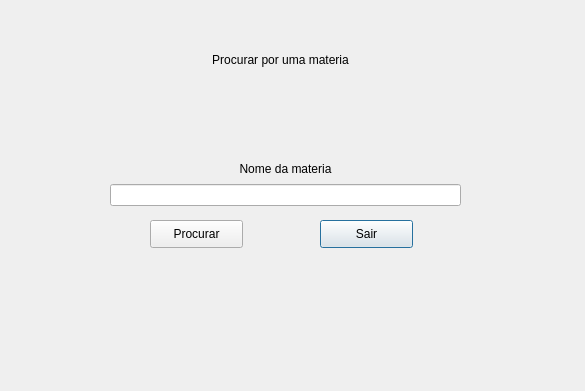
Qt form ProjetoFinal/imprimirmateria.ui (Fernando-maruba/Trabalho-Final-POO) before a commit.
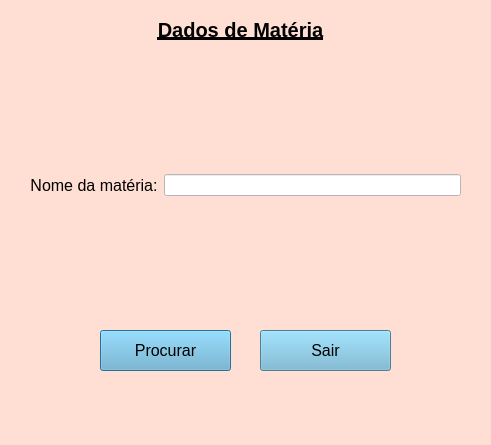
The same form after that commit.

Patch:
```diff
--- a/ProjetoFinal/imprimirmateria.ui
+++ b/ProjetoFinal/imprimirmateria.ui
@@ -6,43 +6,98 @@
    <rect>
     <x>0</x>
     <y>0</y>
-    <width>585</width>
-    <height>391</height>
+    <width>491</width>
+    <height>445</height>
    </rect>
   </property>
   <property name="windowTitle">
    <string>Dialog</string>
   </property>
+  <property name="styleSheet">
+   <string notr="true">background-color:#FFDFD3</string>
+  </property>
   <widget class="QLabel" name="label">
    <property name="geometry">
     <rect>
-     <x>110</x>
-     <y>50</y>
+     <x>70</x>
+     <y>20</y>
      <width>341</width>
      <height>20</height>
     </rect>
    </property>
+   <property name="font">
+    <font>
+     <pointsize>-1</pointsize>
+     <weight>75</weight>
+     <bold>true</bold>
+     <underline>true</underline>
+    </font>
+   </property>
+   <property name="styleSheet">
+    <string notr="true">font-size:20px;
+</string>
+   </property>
    <property name="text">
-    <string>Procurar por uma materia</string>
+    <string>Dados de Matéria</string>
    </property>
    <property name="alignment">
     <set>Qt::AlignCenter</set>
    </property>
   </widget>
-  <widget class="QWidget" name="layoutWidget_2">
+  <widget class="QPushButton" name="pushButton_2">
    <property name="geometry">
     <rect>
-     <x>110</x>
-     <y>160</y>
-     <width>351</width>
-     <height>46</height>
+     <x>260</x>
+     <y>330</y>
+     <width>131</width>
+     <height>41</height>
     </rect>
    </property>
-   <layout class="QVBoxLayout" name="verticalLayout">
+   <property name="styleSheet">
+    <string notr="true">font-size:16px;
+background-color:#6CB2D1</string>
+   </property>
+   <property name="text">
+    <string>Sair</string>
+   </property>
+  </widget>
+  <widget class="QPushButton" name="pushButton">
+   <property name="geometry">
+    <rect>
+     <x>100</x>
+     <y>330</y>
+     <width>131</width>
+     <height>41</height>
+    </rect>
+   </property>
+   <property name="styleSheet">
+    <string notr="true">font-size:16px;
+background-color:#6CB2D1</string>
+   </property>
+   <property name="text">
+    <string>Procurar</string>
+   </property>
+   <property name="default">
+    <bool>true</bool>
+   </property>
+  </widget>
+  <widget class="QWidget" name="horizontalLayoutWidget">
+   <property name="geometry">
+    <rect>
+     <x>30</x>
+     <y>80</y>
+     <width>431</width>
+     <height>211</height>
+    </rect>
+   </property>
+   <layout class="QHBoxLayout" name="horizontalLayout">
     <item>
      <widget class="QLabel" name="label_2">
+      <property name="styleSheet">
+       <string notr="true">font-size:16px;</string>
+      </property>
       <property name="text">
-       <string>Nome da materia</string>
+       <string>Nome da matéria:</string>
       </property>
       <property name="alignment">
        <set>Qt::AlignCenter</set>
@@ -57,6 +112,9 @@
       <property name="autoFillBackground">
        <bool>false</bool>
       </property>
+      <property name="styleSheet">
+       <string notr="true">background-color:white;</string>
+      </property>
       <property name="inputMask">
        <string/>
       </property>
@@ -67,32 +125,6 @@
     </item>
    </layout>
   </widget>
-  <widget class="QPushButton" name="pushButton_2">
-   <property name="geometry">
-    <rect>
-     <x>320</x>
-     <y>220</y>
-     <width>93</width>
-     <height>28</height>
-    </rect>
-   </property>
-   <property name="text">
-    <string>Sair</string>
-   </property>
-  </widget>
-  <widget class="QPushButton" name="pushButton">
-   <property name="geometry">
-    <rect>
-     <x>150</x>
-     <y>220</y>
-     <width>93</width>
-     <height>28</height>
-    </rect>
-   </property>
-   <property name="text">
-    <string>Procurar</string>
-   </property>
-  </widget>
  </widget>
  <resources/>
  <connections>
```
